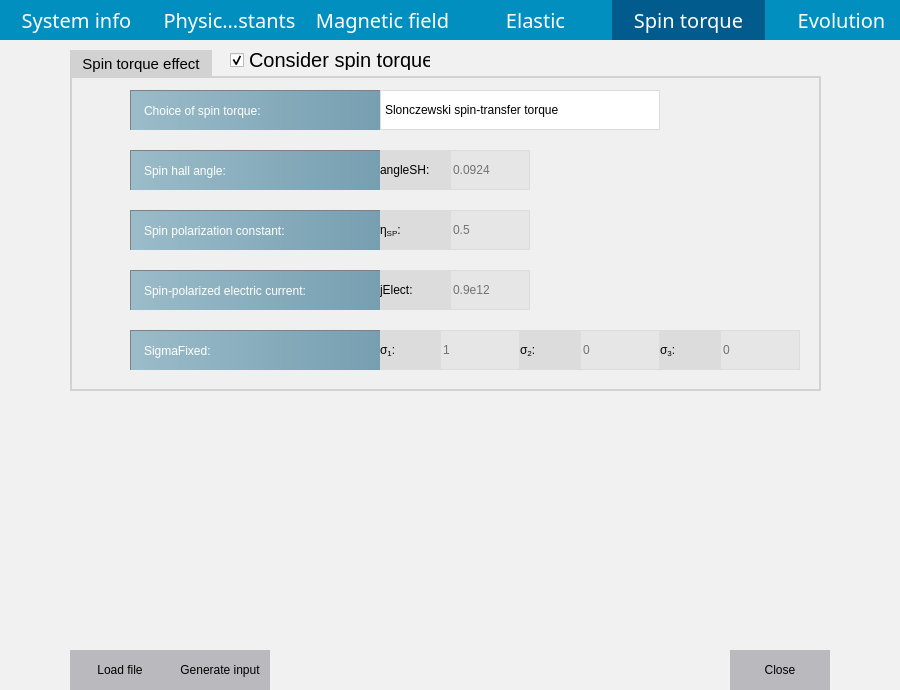
The window that magnetic.ui (billcxx/MUPRO-xplotform-interface) describes before a commit, drawn with Qt 5.
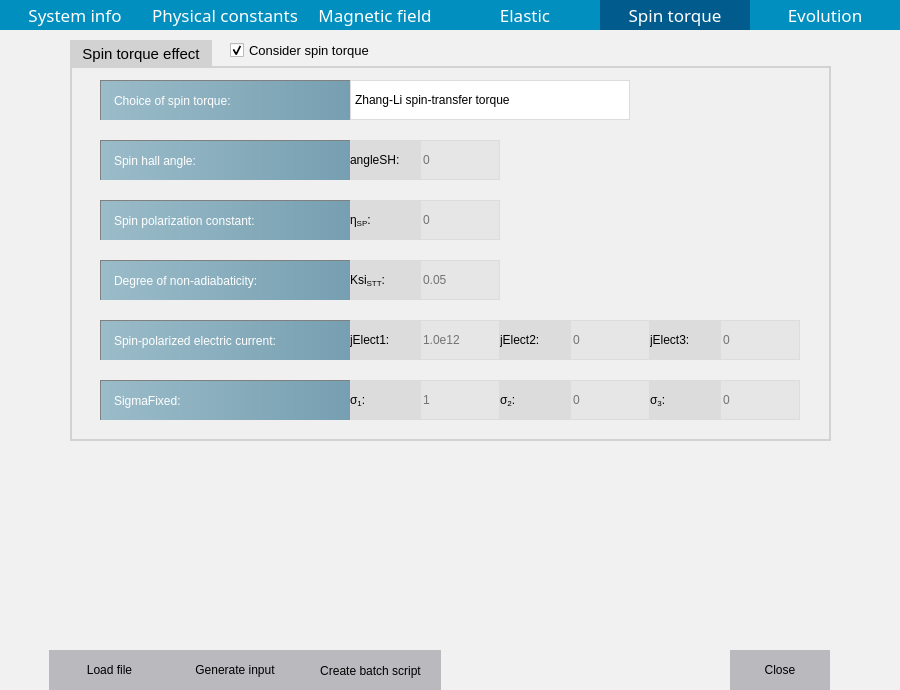
The same window after the commit. The open tabs and pages were chosen to show the change. Icons and pictures are not drawn.

The edit to the form file:
```diff
--- a/magnetic.ui
+++ b/magnetic.ui
@@ -10,13 +10,42 @@
     <height>690</height>
    </rect>
   </property>
+  <property name="minimumSize">
+   <size>
+    <width>900</width>
+    <height>0</height>
+   </size>
+  </property>
+  <property name="maximumSize">
+   <size>
+    <width>900</width>
+    <height>16777215</height>
+   </size>
+  </property>
   <property name="windowTitle">
    <string>Dialog</string>
   </property>
   <property name="styleSheet">
    <string notr="true">QDialog{
 background: #F7F8Fa;
-background:#F1F1F1;}</string>
+background:#F1F1F1;}
+
+QPushButton {
+    border: none;
+    background-color: #BAB9BE;
+    min-width: 80px;
+	min-height:30px;
+}
+
+QPushButton:hover{
+	background-color:#006BAC;
+	color:white;
+}
+
+QPushButton:pressed {
+    background-color: #006BAC;
+}
+</string>
   </property>
   <widget class="QTabWidget" name="tabWidget">
    <property name="geometry">
@@ -24,7 +53,7 @@
      <x>0</x>
      <y>0</y>
      <width>901</width>
-     <height>651</height>
+     <height>641</height>
     </rect>
    </property>
    <property name="sizePolicy">
@@ -36,14 +65,16 @@
    <property name="font">
     <font>
      <family>Arial</family>
-     <pointsize>15</pointsize>
+     <pointsize>13</pointsize>
     </font>
    </property>
    <property name="styleSheet">
     <string notr="true">QTabWidget::tab-bar{
+	background:#F1F1F1;
+}
 
-
-background:#F1F1F1;
+QCheckBox{
+	font-size:13px;
 }
 
 QTabWidget::pane{
@@ -54,11 +85,11 @@
 
 QTabBar::tab{
 background: #018FBF;
-	padding: 5px 10px;
+	padding: 5px 10x;
   color:#ffffff;
 font: Arial bold 15px;
 height:30px;
-width:133.34px;
+width:150px;
 }
 
 QTabBar::tab:selected, QTabBar::tab:hover {
@@ -98,7 +129,7 @@
 border:1px solid rgb(220,220,220);
 min-width:78px;
 min-height:38px;
-	font: 15pt &quot;Arial&quot;;
+	font: 13pt &quot;Arial&quot;;
 qproperty-alignment: AlignCenter;
 }
 
@@ -113,7 +144,7 @@
 QLabel{
 background-color:rgb(220, 220, 220);
 qproperty-alignment: AlignCenter;
-font: 15pt &quot;Arial&quot;;
+font: 11pt &quot;Arial&quot;;
 
 }
 
@@ -124,7 +155,7 @@
     border:1px solid rgb(220,220,220);
     min-width: 6em;
 	min-height:38px;
-	font: 15pt &quot;Arial&quot;;
+	font: 11pt &quot;Arial&quot;;
 
 height:38px;
 
@@ -134,7 +165,7 @@
 QComboBox:!editable {
     min-width: 6em;
 	min-height:38px;
-	font: 15pt &quot;Arial&quot;;
+	font: 11pt &quot;Arial&quot;;
      background: qlineargradient(x1: 0, y1: 0, x2: 0, y2: 1,
                                  stop: 0 #E1E1E1, stop: 0.4 #DDDDDD,
                                  stop: 0.5 #D8D8D8, stop: 1.0 #D3D3D3);
@@ -148,7 +179,7 @@
     min-width: 6em;
 	min-height:38px;
 border-radius:0px;
-	font: 15pt &quot;Arial&quot;;
+	font: 11pt &quot;Arial&quot;;
 
 }
 
@@ -168,7 +199,7 @@
     border-left-style: solid; /* just a single line */
 	padding-right:4px;
 	min-height:38px;
-	font: 15pt &quot;Arial&quot;;
+	font: 11pt &quot;Arial&quot;;
 }
 
 QComboBox::down-arrow {
@@ -188,7 +219,7 @@
 color:white;
 min-height:38px;
 background-color:rgb(220,220,220);
-	font: 15pt &quot;Arial&quot;;
+	font: 11pt &quot;Arial&quot;;
 }
 
 QComboBox QAbstractItemView::item{
@@ -3936,8 +3967,8 @@
       <rect>
        <x>70</x>
        <y>10</y>
-       <width>751</width>
-       <height>341</height>
+       <width>761</width>
+       <height>401</height>
       </rect>
      </property>
      <property name="title">
@@ -3946,9 +3977,9 @@
      <widget class="QLabel" name="sigmaFixed1_LB">
       <property name="geometry">
        <rect>
-        <x>310</x>
-        <y>280</y>
-        <width>60</width>
+        <x>280</x>
+        <y>340</y>
+        <width>70</width>
         <height>40</height>
        </rect>
       </property>
@@ -3962,9 +3993,9 @@
      <widget class="QLabel" name="sigmaFixed2_LB">
       <property name="geometry">
        <rect>
-        <x>450</x>
-        <y>280</y>
-        <width>60</width>
+        <x>430</x>
+        <y>340</y>
+        <width>70</width>
         <height>40</height>
        </rect>
       </property>
@@ -3978,9 +4009,9 @@
      <widget class="QLabel" name="sigmaFixed3_LB">
       <property name="geometry">
        <rect>
-        <x>590</x>
-        <y>280</y>
-        <width>60</width>
+        <x>580</x>
+        <y>340</y>
+        <width>70</width>
         <height>40</height>
        </rect>
       </property>
@@ -3995,7 +4026,7 @@
       <property name="geometry">
        <rect>
         <x>650</x>
-        <y>280</y>
+        <y>340</y>
         <width>80</width>
         <height>40</height>
        </rect>
@@ -4022,7 +4053,7 @@
      <widget class="QLabel" name="etaSP_LB1">
       <property name="geometry">
        <rect>
-        <x>60</x>
+        <x>30</x>
         <y>160</y>
         <width>250</width>
         <height>40</height>
@@ -4050,8 +4081,8 @@
      <widget class="QLabel" name="sigmaFixed_LB">
       <property name="geometry">
        <rect>
-        <x>60</x>
-        <y>280</y>
+        <x>30</x>
+        <y>340</y>
         <width>250</width>
         <height>40</height>
        </rect>
@@ -4078,7 +4109,7 @@
      <widget class="QLabel" name="choiceST_LB">
       <property name="geometry">
        <rect>
-        <x>60</x>
+        <x>30</x>
         <y>40</y>
         <width>250</width>
         <height>40</height>
@@ -4106,7 +4137,7 @@
      <widget class="QLineEdit" name="angleSH_LE">
       <property name="geometry">
        <rect>
-        <x>380</x>
+        <x>350</x>
         <y>100</y>
         <width>80</width>
         <height>40</height>
@@ -4128,13 +4159,13 @@
        <string>&lt;html&gt;&lt;head/&gt;&lt;body&gt;&lt;p&gt;Spin Hall angle (only for flagST=true and choiceST=1)&lt;/p&gt;&lt;/body&gt;&lt;/html&gt;</string>
       </property>
       <property name="placeholderText">
-       <string>0.0924</string>
+       <string>0</string>
       </property>
      </widget>
      <widget class="QComboBox" name="choiceST_Combo">
       <property name="geometry">
        <rect>
-        <x>310</x>
+        <x>280</x>
         <y>40</y>
         <width>280</width>
         <height>40</height>
@@ -4143,21 +4174,29 @@
       <property name="toolTip">
        <string>&lt;html&gt;&lt;head/&gt;&lt;body&gt;&lt;p&gt;Type of spin torque: (only for flagST=true)&lt;/p&gt;&lt;p&gt;1 means spin-orbit torque.&lt;/p&gt;&lt;p&gt;2 meansSlonczewski spin-transfer torque.&lt;/p&gt;&lt;/body&gt;&lt;/html&gt;</string>
       </property>
-      <item>
-       <property name="text">
-        <string>Slonczewski spin-transfer torque</string>
-       </property>
-      </item>
+      <property name="currentIndex">
+       <number>2</number>
+      </property>
       <item>
        <property name="text">
         <string>Spin-orbit torque</string>
        </property>
       </item>
+      <item>
+       <property name="text">
+        <string>Slonczewski spin-transfer torque</string>
+       </property>
+      </item>
+      <item>
+       <property name="text">
+        <string>Zhang-Li spin-transfer torque</string>
+       </property>
+      </item>
      </widget>
      <widget class="QLabel" name="angleSH_LB1">
       <property name="geometry">
        <rect>
-        <x>60</x>
+        <x>30</x>
         <y>100</y>
         <width>250</width>
         <height>40</height>
@@ -4185,8 +4224,8 @@
      <widget class="QLineEdit" name="jElect_LE">
       <property name="geometry">
        <rect>
-        <x>380</x>
-        <y>220</y>
+        <x>350</x>
+        <y>280</y>
         <width>80</width>
         <height>40</height>
        </rect>
@@ -4207,14 +4246,14 @@
        <string>&lt;html&gt;&lt;head/&gt;&lt;body&gt;&lt;p&gt;Spin-polarized electric current (only for flagST=true)&lt;/p&gt;&lt;/body&gt;&lt;/html&gt;</string>
       </property>
       <property name="placeholderText">
-       <string>0.9e12</string>
+       <string>1.0e12</string>
       </property>
      </widget>
      <widget class="QLineEdit" name="sigmaFixed2_LE">
       <property name="geometry">
        <rect>
-        <x>510</x>
-        <y>280</y>
+        <x>500</x>
+        <y>340</y>
         <width>80</width>
         <height>40</height>
        </rect>
@@ -4241,7 +4280,7 @@
      <widget class="QLineEdit" name="etaSP_LE">
       <property name="geometry">
        <rect>
-        <x>380</x>
+        <x>350</x>
         <y>160</y>
         <width>80</width>
         <height>40</height>
@@ -4263,14 +4302,14 @@
        <string>&lt;html&gt;&lt;head/&gt;&lt;body&gt;&lt;p&gt;Spin polarization constant (only for flagST=true and choiceST=2)&lt;/p&gt;&lt;/body&gt;&lt;/html&gt;</string>
       </property>
       <property name="placeholderText">
-       <string>0.5</string>
+       <string>0</string>
       </property>
      </widget>
      <widget class="QLabel" name="jElect_LB1">
       <property name="geometry">
        <rect>
-        <x>60</x>
-        <y>220</y>
+        <x>30</x>
+        <y>280</y>
         <width>250</width>
         <height>40</height>
        </rect>
@@ -4297,8 +4336,8 @@
      <widget class="QLineEdit" name="sigmaFixed1_LE">
       <property name="geometry">
        <rect>
-        <x>370</x>
-        <y>280</y>
+        <x>350</x>
+        <y>340</y>
         <width>80</width>
         <height>40</height>
        </rect>
@@ -4333,8 +4372,7 @@
       </property>
       <property name="font">
        <font>
-        <family>Arial</family>
-        <pointsize>15</pointsize>
+        <pointsize>-1</pointsize>
        </font>
       </property>
       <property name="text">
@@ -4347,7 +4385,7 @@
      <widget class="QLabel" name="angleSH_LB">
       <property name="geometry">
        <rect>
-        <x>310</x>
+        <x>280</x>
         <y>100</y>
         <width>70</width>
         <height>40</height>
@@ -4363,7 +4401,7 @@
      <widget class="QLabel" name="etaSP_LB">
       <property name="geometry">
        <rect>
-        <x>310</x>
+        <x>280</x>
         <y>160</y>
         <width>70</width>
         <height>40</height>
@@ -4379,7 +4417,23 @@
      <widget class="QLabel" name="jElect_LB">
       <property name="geometry">
        <rect>
-        <x>310</x>
+        <x>280</x>
+        <y>280</y>
+        <width>70</width>
+        <height>40</height>
+       </rect>
+      </property>
+      <property name="toolTip">
+       <string>&lt;html&gt;&lt;head/&gt;&lt;body&gt;&lt;p&gt;Spin-polarized electric current (only for flagST=true)&lt;/p&gt;&lt;/body&gt;&lt;/html&gt;</string>
+      </property>
+      <property name="text">
+       <string>jElect1:</string>
+      </property>
+     </widget>
+     <widget class="QLabel" name="KsiSTT_LB">
+      <property name="geometry">
+       <rect>
+        <x>280</x>
         <y>220</y>
         <width>70</width>
         <height>40</height>
@@ -4389,7 +4443,154 @@
        <string>&lt;html&gt;&lt;head/&gt;&lt;body&gt;&lt;p&gt;Spin-polarized electric current (only for flagST=true)&lt;/p&gt;&lt;/body&gt;&lt;/html&gt;</string>
       </property>
       <property name="text">
-       <string>jElect:</string>
+       <string>&lt;html&gt;&lt;head/&gt;&lt;body&gt;&lt;p&gt;Ksi&lt;span style=&quot; vertical-align:sub;&quot;&gt;STT&lt;/span&gt;:&lt;/p&gt;&lt;/body&gt;&lt;/html&gt;</string>
+      </property>
+     </widget>
+     <widget class="QLineEdit" name="KsiSTT_LE">
+      <property name="geometry">
+       <rect>
+        <x>350</x>
+        <y>220</y>
+        <width>80</width>
+        <height>40</height>
+       </rect>
+      </property>
+      <property name="minimumSize">
+       <size>
+        <width>80</width>
+        <height>40</height>
+       </size>
+      </property>
+      <property name="maximumSize">
+       <size>
+        <width>80</width>
+        <height>16777215</height>
+       </size>
+      </property>
+      <property name="toolTip">
+       <string>&lt;html&gt;&lt;head/&gt;&lt;body&gt;&lt;p&gt;Spin-polarized electric current (only for flagST=true)&lt;/p&gt;&lt;/body&gt;&lt;/html&gt;</string>
+      </property>
+      <property name="text">
+       <string/>
+      </property>
+      <property name="placeholderText">
+       <string>0.05</string>
+      </property>
+     </widget>
+     <widget class="QLabel" name="KsiSTT_LB1">
+      <property name="geometry">
+       <rect>
+        <x>30</x>
+        <y>220</y>
+        <width>250</width>
+        <height>40</height>
+       </rect>
+      </property>
+      <property name="styleSheet">
+       <string notr="true">QLabel{
+	background-color: qlineargradient(spread:pad, x1:0, y1:0, x2:1, y2:0, stop:0 rgba(155, 188, 201, 255), stop:1 rgba(118, 159, 177, 255))	;
+	padding:5px 10px;
+	color:white;
+border-left: 1px solid gray;
+border-top:1px solid gray;
+qproperty-alignment: AlignCenter;
+
+width:180px;
+height:40px;
+}
+
+</string>
+      </property>
+      <property name="text">
+       <string>Degree of non-adiabaticity:</string>
+      </property>
+     </widget>
+     <widget class="QLabel" name="jElect2_LB">
+      <property name="geometry">
+       <rect>
+        <x>430</x>
+        <y>280</y>
+        <width>70</width>
+        <height>40</height>
+       </rect>
+      </property>
+      <property name="toolTip">
+       <string>&lt;html&gt;&lt;head/&gt;&lt;body&gt;&lt;p&gt;Spin-polarized electric current (only for flagST=true)&lt;/p&gt;&lt;/body&gt;&lt;/html&gt;</string>
+      </property>
+      <property name="text">
+       <string>jElect2:</string>
+      </property>
+     </widget>
+     <widget class="QLineEdit" name="jElect2_LE">
+      <property name="geometry">
+       <rect>
+        <x>500</x>
+        <y>280</y>
+        <width>80</width>
+        <height>40</height>
+       </rect>
+      </property>
+      <property name="minimumSize">
+       <size>
+        <width>80</width>
+        <height>40</height>
+       </size>
+      </property>
+      <property name="maximumSize">
+       <size>
+        <width>80</width>
+        <height>16777215</height>
+       </size>
+      </property>
+      <property name="toolTip">
+       <string>&lt;html&gt;&lt;head/&gt;&lt;body&gt;&lt;p&gt;Spin-polarized electric current (only for flagST=true)&lt;/p&gt;&lt;/body&gt;&lt;/html&gt;</string>
+      </property>
+      <property name="placeholderText">
+       <string>0</string>
+      </property>
+     </widget>
+     <widget class="QLabel" name="jElect3_LB">
+      <property name="geometry">
+       <rect>
+        <x>580</x>
+        <y>280</y>
+        <width>70</width>
+        <height>40</height>
+       </rect>
+      </property>
+      <property name="toolTip">
+       <string>&lt;html&gt;&lt;head/&gt;&lt;body&gt;&lt;p&gt;Spin-polarized electric current (only for flagST=true)&lt;/p&gt;&lt;/body&gt;&lt;/html&gt;</string>
+      </property>
+      <property name="text">
+       <string>jElect3:</string>
+      </property>
+     </widget>
+     <widget class="QLineEdit" name="jElect3_LE">
+      <property name="geometry">
+       <rect>
+        <x>650</x>
+        <y>280</y>
+        <width>80</width>
+        <height>40</height>
+       </rect>
+      </property>
+      <property name="minimumSize">
+       <size>
+        <width>80</width>
+        <height>40</height>
+       </size>
+      </property>
+      <property name="maximumSize">
+       <size>
+        <width>80</width>
+        <height>16777215</height>
+       </size>
+      </property>
+      <property name="toolTip">
+       <string>&lt;html&gt;&lt;head/&gt;&lt;body&gt;&lt;p&gt;Spin-polarized electric current (only for flagST=true)&lt;/p&gt;&lt;/body&gt;&lt;/html&gt;</string>
+      </property>
+      <property name="placeholderText">
+       <string>0</string>
       </property>
      </widget>
     </widget>
@@ -5353,7 +5554,7 @@
     <rect>
      <x>170</x>
      <y>650</y>
-     <width>100</width>
+     <width>130</width>
      <height>40</height>
     </rect>
    </property>
@@ -5391,9 +5592,9 @@
   <widget class="QPushButton" name="loadFile">
    <property name="geometry">
     <rect>
-     <x>70</x>
+     <x>49</x>
      <y>650</y>
-     <width>100</width>
+     <width>121</width>
      <height>40</height>
     </rect>
    </property>
@@ -5429,11 +5630,19 @@
     <bool>false</bool>
    </property>
   </widget>
-  <zorder>layoutWidget</zorder>
-  <zorder>tabWidget</zorder>
-  <zorder>Cancel</zorder>
-  <zorder>Generate</zorder>
-  <zorder>loadFile</zorder>
+  <widget class="QPushButton" name="createBatch_PB">
+   <property name="geometry">
+    <rect>
+     <x>300</x>
+     <y>650</y>
+     <width>141</width>
+     <height>41</height>
+    </rect>
+   </property>
+   <property name="text">
+    <string>Create batch script</string>
+   </property>
+  </widget>
  </widget>
  <resources/>
  <connections>
```
Left out of the diff: 438 changed lines with no effect on the pictures.
